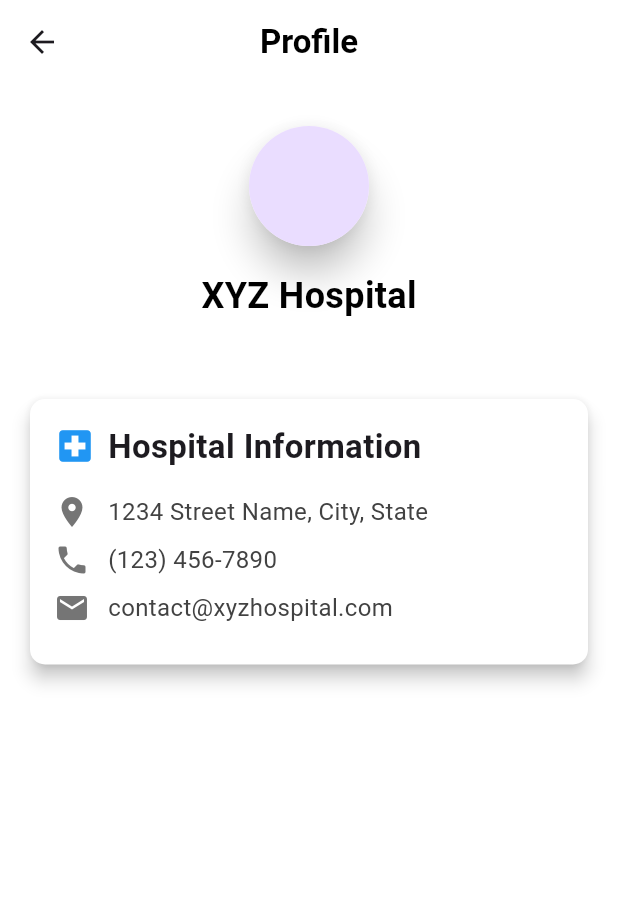
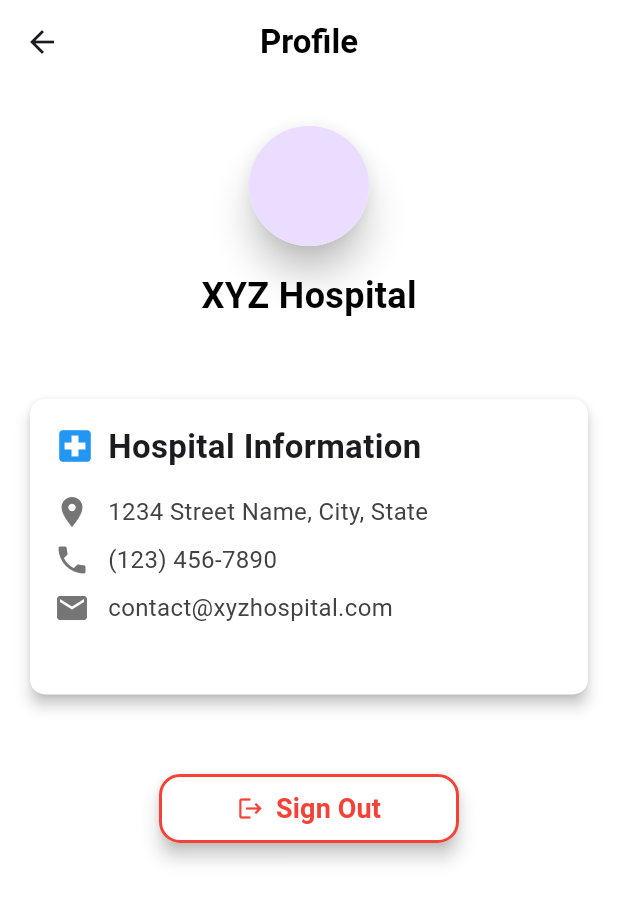
Before and after one commit to Project-Dronaid/newdronaidapp, a Flutter app: the ProfilePage screen opened directly, on a phone screen of 412 x 824 dp. Shown: the top 902 px of the screen. Run offline on Flutter 3.47's test engine with Material 3 defaults, Android fonts, the phone set to English and light mode, and no system bars; our stand-ins replace carousel_slider, cloud_firestore, firebase_auth, firebase_core, flutter_svg, geocoding and 5 more; missing offline and left inert: dart:ffi; accounts and stored records are empty.

Commit message:
modified:   lib/screens/ProfilePage.dart

```diff
--- a/lib/screens/ProfilePage.dart
+++ b/lib/screens/ProfilePage.dart
@@ -1,3 +1,5 @@
+import 'package:dronaid_app/screens/login/login.dart';
+import 'package:firebase_auth/firebase_auth.dart';
 import 'package:flutter/material.dart';
 
 class ProfilePage extends StatefulWidget {
@@ -62,7 +64,7 @@ class _ProfilePageState extends State<ProfilePage> {
                 children: [
                   Card(
                     color: Colors.white,
-                    elevation: 5,
+                    elevation: 4,
                     shape: RoundedRectangleBorder(
                       borderRadius: BorderRadius.circular(10),
                     ),
@@ -79,7 +81,6 @@ class _ProfilePageState extends State<ProfilePage> {
                               Text(
                                 'Hospital Information',
                                 style: TextStyle(
-
                                   fontSize: 22,
                                   fontWeight: FontWeight.bold,
                                 ),
@@ -132,16 +133,63 @@ class _ProfilePageState extends State<ProfilePage> {
                               ),
                             ],
                           ),
-
-
-
                           const SizedBox(height: 10),
-
+                          const SizedBox(
+                            height: 20,
+                          ),
                         ],
                       ),
                     ),
                   ),
-                  const SizedBox(height: 24),
+                  const SizedBox(height: 48),
+                  Center(
+                    child: ElevatedButton.icon(
+                      onPressed: () async {
+                        try {
+                          await FirebaseAuth.instance.signOut();
+                          // After signing out, navigate to the login screen
+                          Navigator.pushReplacement(context, MaterialPageRoute(builder: (context) => LoginScreen()));
+                        } catch (e) {
+                          print('Error signing out: $e');
+                          // Optionally, show an error message to the user
+                          ScaffoldMessenger.of(context).showSnackBar(
+                            SnackBar(
+                              content:
+                                  Text('Failed to sign out. Please try again.'),
+                            ),
+                          );
+                        }
+                      },
+                      icon: const Icon(
+                        Icons.logout,
+                        color: Colors
+                            .red, // Red icon color to match the sign-out action
+                      ),
+                      label: const Text(
+                        'Sign Out',
+                        style: TextStyle(
+                          fontSize: 18,
+                          fontWeight: FontWeight.bold,
+                          color: Colors.red, // Matching text color
+                        ),
+                      ),
+                      style: ElevatedButton.styleFrom(
+                        minimumSize: const Size(
+                            200, 40), // Adjusted size for better balance
+                        backgroundColor: Colors.white, // White background
+                        elevation:
+                            5, // Maintain elevation for the raised effect
+                        side: const BorderSide(
+                            color: Colors.red, width: 2), // Red border
+                        shape: RoundedRectangleBorder(
+                          borderRadius:
+                              BorderRadius.circular(14), // Rounded corners
+                        ),
+                        padding: const EdgeInsets.symmetric(
+                            vertical: 10, horizontal: 24), // Increased padding
+                      ),
+                    ),
+                  )
                 ],
               ),
             ],
```
